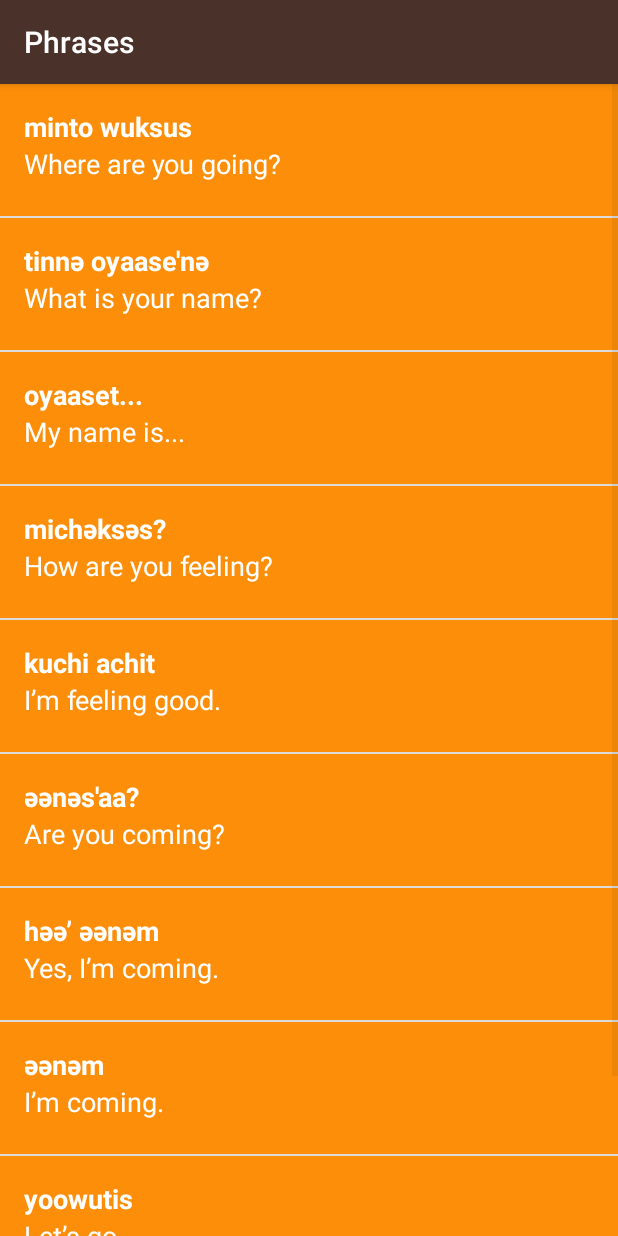
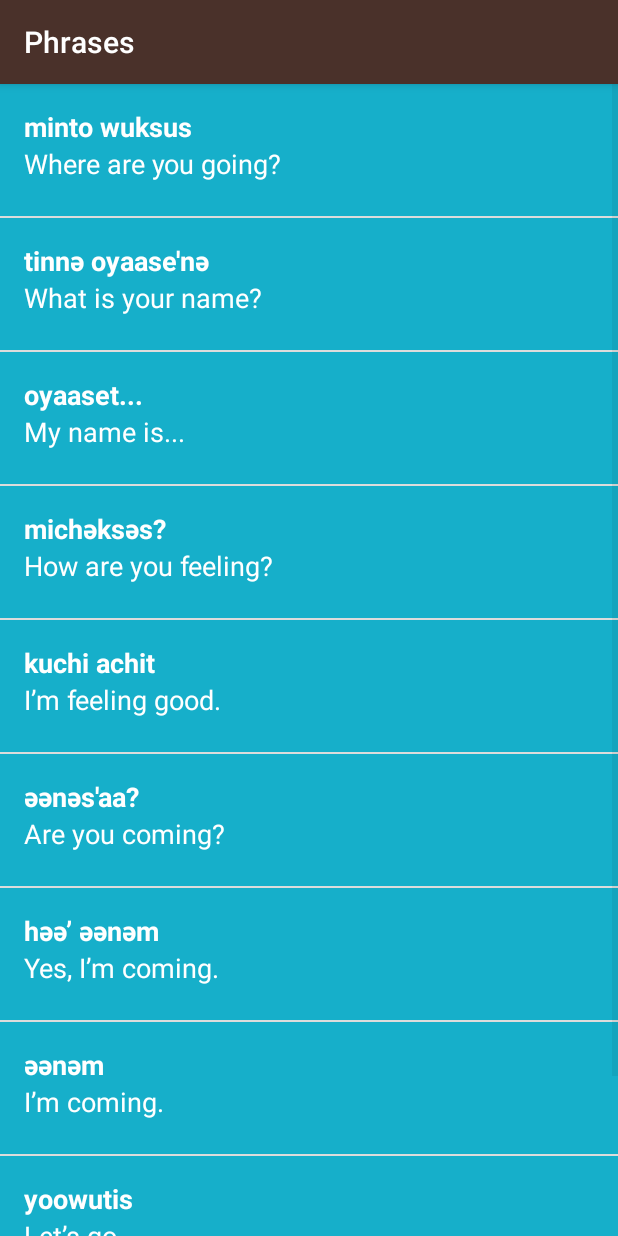
Before and after one commit to shahed21/Miwok, an Android app: the PhrasesActivity screen opened directly, with no data from a screen before it, on a phone screen of 412 x 824 dp. Run offline under Robolectric (Android 15) with nearby library versions, the phone set to English and light mode, and no system bars.

Commit message:
Completed Course

```diff
--- a/app/src/main/java/com/example/android/miwok/ColorsActivity.java
+++ b/app/src/main/java/com/example/android/miwok/ColorsActivity.java
@@ -21,7 +21,7 @@ public class ColorsActivity extends AppCompatActivity {
         wordList.add(new Word("white", "kelelli", R.drawable.color_white));
         wordList.add(new Word("dusty yellow", "ṭopiisә", R.drawable.color_dusty_yellow));
         wordList.add(new Word("mustard yellow", "chiwiiṭә", R.drawable.color_mustard_yellow));
-        WordAdapter adapter = new WordAdapter(this, wordList);
+        WordAdapter adapter = new WordAdapter(this, wordList, R.color.category_colors);
         ListView listView = (ListView) findViewById(R.id.list);
         listView.setAdapter(adapter);
     }
--- a/app/src/main/java/com/example/android/miwok/FamilyMembersActivity.java
+++ b/app/src/main/java/com/example/android/miwok/FamilyMembersActivity.java
@@ -23,7 +23,7 @@ public class FamilyMembersActivity extends AppCompatActivity {
         wordList.add(new Word("younger sister", "kolliti", R.drawable.family_younger_sister));
         wordList.add(new Word("grandmother", "ama", R.drawable.family_grandmother));
         wordList.add(new Word("grandfather", "paapa", R.drawable.family_grandfather));
-        WordAdapter adapter = new WordAdapter(this, wordList);
+        WordAdapter adapter = new WordAdapter(this, wordList, R.color.category_family);
         ListView listView = (ListView) findViewById(R.id.list);
         listView.setAdapter(adapter);
     }
--- a/app/src/main/java/com/example/android/miwok/NumbersActivity.java
+++ b/app/src/main/java/com/example/android/miwok/NumbersActivity.java
@@ -23,7 +23,7 @@ public class NumbersActivity extends AppCompatActivity {
         wordList.add(new Word("eight", "kawinta", R.drawable.number_eight));
         wordList.add(new Word("nine", "wo’e", R.drawable.number_nine));
         wordList.add(new Word("ten", "na’aacha", R.drawable.number_ten));
-        WordAdapter adapter = new WordAdapter(this, wordList);
+        WordAdapter adapter = new WordAdapter(this, wordList, R.color.category_numbers);
         ListView listView = (ListView) findViewById(R.id.list);
         listView.setAdapter(adapter);
     }
--- a/app/src/main/java/com/example/android/miwok/PhrasesActivity.java
+++ b/app/src/main/java/com/example/android/miwok/PhrasesActivity.java
@@ -23,7 +23,7 @@ public class PhrasesActivity extends AppCompatActivity {
         wordList.add(new Word("I’m coming.", "әәnәm"));
         wordList.add(new Word("Let’s go.", "yoowutis"));
         wordList.add(new Word("Come here.", "әnni'nem"));
-        WordAdapter adapter = new WordAdapter(this, wordList);
+        WordAdapter adapter = new WordAdapter(this, wordList, R.color.category_phrases);
         ListView listView = (ListView) findViewById(R.id.list);
         listView.setAdapter(adapter);
     }
--- a/app/src/main/java/com/example/android/miwok/WordAdapter.java
+++ b/app/src/main/java/com/example/android/miwok/WordAdapter.java
@@ -1,11 +1,13 @@
 package com.example.android.miwok;
 
 import android.app.Activity;
+import android.support.v4.content.ContextCompat;
 import android.view.LayoutInflater;
 import android.view.View;
 import android.view.ViewGroup;
 import android.widget.ArrayAdapter;
 import android.widget.ImageView;
+import android.widget.LinearLayout;
 import android.widget.TextView;
 
 import org.w3c.dom.Text;
@@ -16,15 +18,17 @@ import java.util.ArrayList;
  * This class extends ArrayAdapter to override the getView method to accept a listItem View
  */
 public class WordAdapter extends ArrayAdapter {
+    private int mColorResourceId;
     /**
      * This is a constructor that takes the ArrayList of Words to form an ArrayAdapter with a
      * listItem View
      * @param context
      * @param words ArrayList of Words
      */
-    public WordAdapter(Activity context, ArrayList<Word> words) {
+    public WordAdapter(Activity context, ArrayList<Word> words, int colorResourceId) {
         // resource is zero, because second argument is not used when TextView is not used
         super(context, 0, words);
+        this.mColorResourceId = colorResourceId;
     }
 
     /**
@@ -48,6 +52,9 @@ public class WordAdapter extends ArrayAdapter {
         TextView defaultTextView = (TextView) listItemView.findViewById(R.id.default_text_view);
         TextView miwokTextView = (TextView) listItemView.findViewById(R.id.miwok_text_view);
         ImageView imageView = (ImageView) listItemView.findViewById(R.id.word_icon);
+        LinearLayout textContainerLayout = (LinearLayout) listItemView.findViewById(R.id.text_container);
+
+        textContainerLayout.setBackgroundColor(ContextCompat.getColor(getContext(), mColorResourceId));
 
         defaultTextView.setText(currentWord.getDefaultTranslation());
         miwokTextView.setText(currentWord.getMiwokTranslation());
--- a/app/src/main/res/layout/list_item.xml
+++ b/app/src/main/res/layout/list_item.xml
@@ -18,7 +18,6 @@
         android:id="@+id/text_container"
         android:layout_width="match_parent"
         android:layout_height="match_parent"
-        android:background="@color/category_numbers"
         android:orientation="vertical"
         android:paddingLeft="16dp">
 
```
